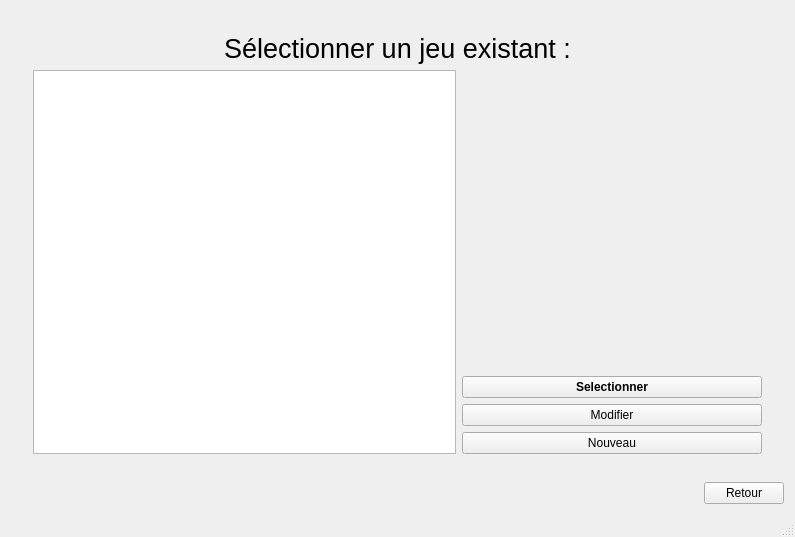
This is mainwindow.ui in helarion/Application-JDR as Qt 5 draws it before an edit. The edited form follows.
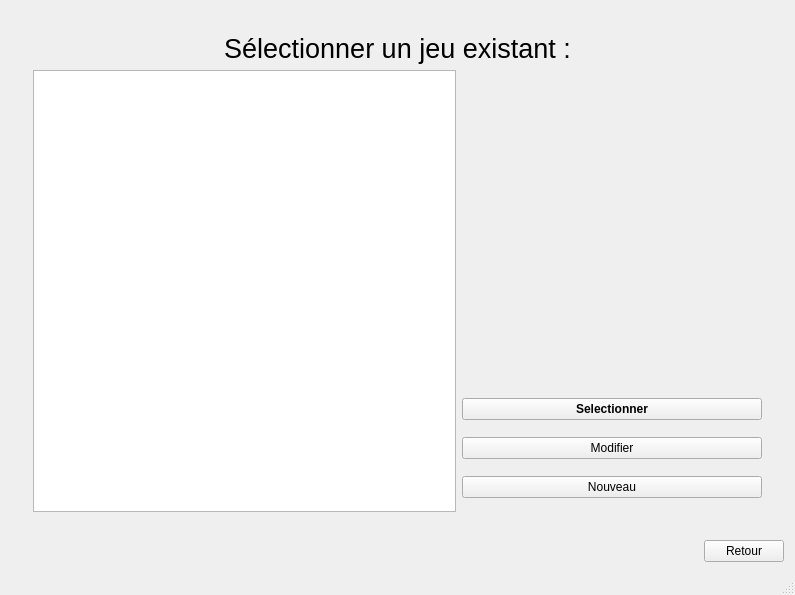
This is the edited form. The open tabs and pages were chosen to show the change. Icons and pictures are not drawn.

Patch:
```diff
--- a/mainwindow.ui
+++ b/mainwindow.ui
@@ -7,7 +7,7 @@
     <x>0</x>
     <y>0</y>
     <width>795</width>
-    <height>492</height>
+    <height>595</height>
    </rect>
   </property>
   <property name="windowTitle">
```
Left out of the diff: 2 changed lines with no effect on the pictures.
